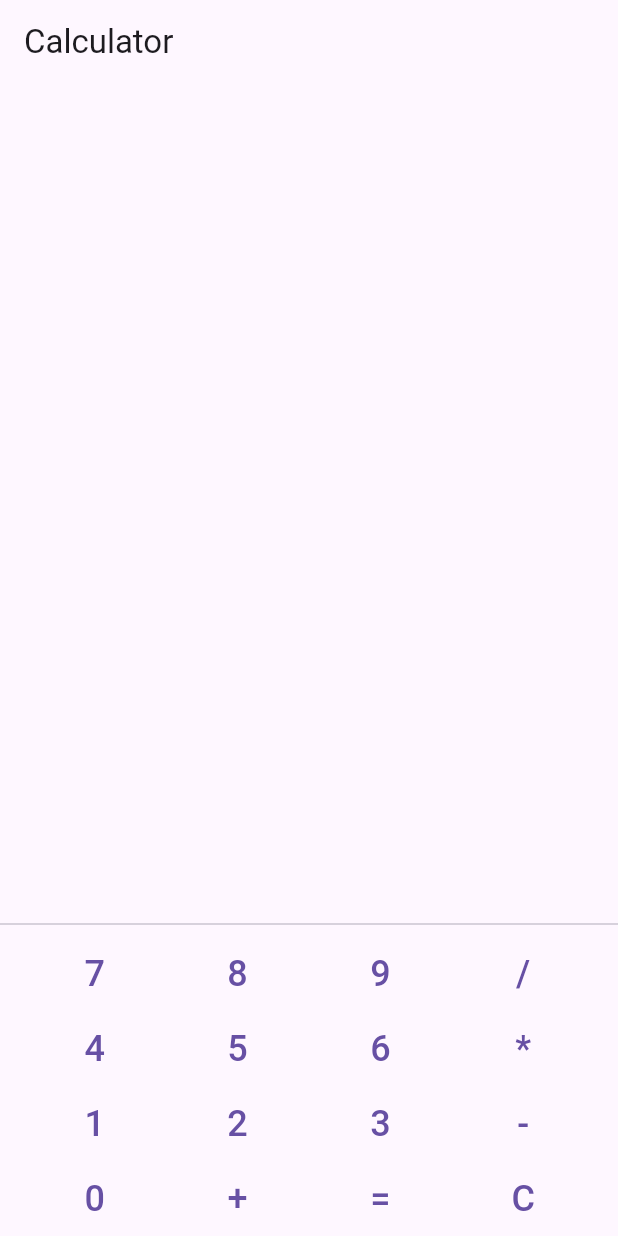
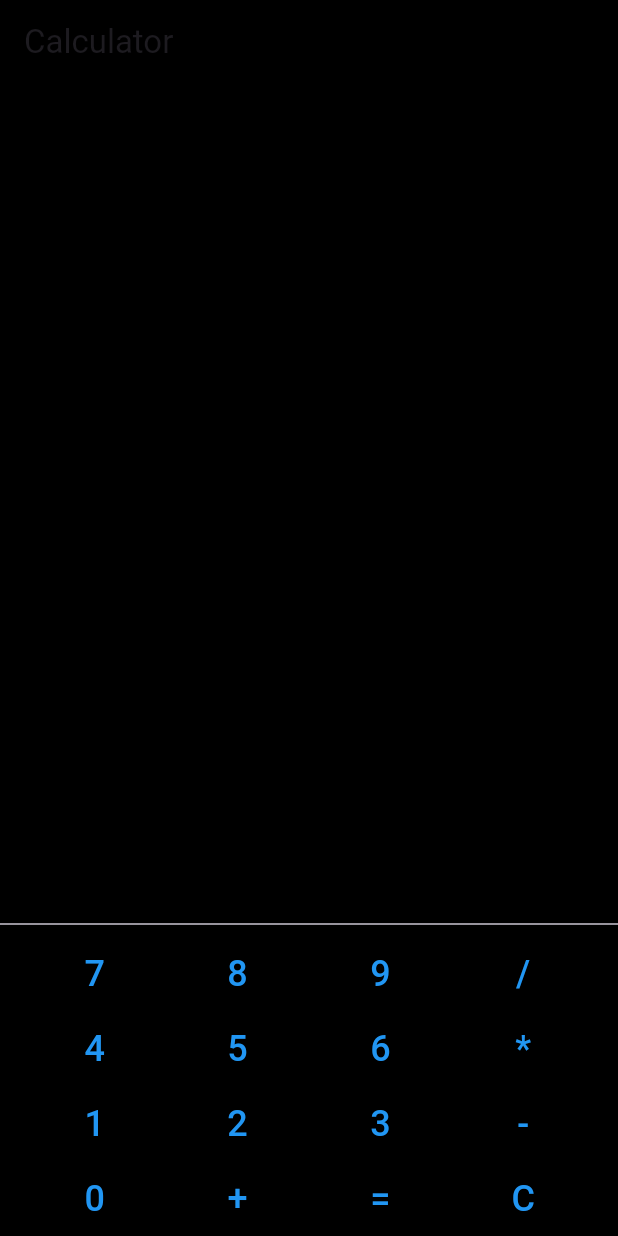
Before and after one commit to JohnPhamMobileApp/CalculatorApp, a Flutter app: the screen it shows after launch, on a phone screen of 412 x 824 dp. Run offline on Flutter 3.47's test engine with Material 3 defaults, Android fonts, the phone set to English and light mode, and no system bars.

```diff
--- a/lib/main.dart
+++ b/lib/main.dart
@@ -32,7 +32,7 @@ class _CalculatorScreenState extends State<CalculatorScreen> {
   }
 
   void _onOperatorPressed(String operator) {
-    if (_currentValue.isEmpty) return; // Prevent operator press without number
+    if (_currentValue.isEmpty) return;
     setState(() {
       _operator = operator;
       _result = double.tryParse(_currentValue) ?? 0;
@@ -41,7 +41,7 @@ class _CalculatorScreenState extends State<CalculatorScreen> {
   }
 
   void _onCalculatePressed() {
-    if (_currentValue.isEmpty || _operator.isEmpty) return; // Prevent empty calculation
+    if (_currentValue.isEmpty || _operator.isEmpty) return;
     setState(() {
       double secondOperand = double.tryParse(_currentValue) ?? 0;
 
@@ -84,8 +84,10 @@ class _CalculatorScreenState extends State<CalculatorScreen> {
   @override
   Widget build(BuildContext context) {
     return Scaffold(
+      backgroundColor: Colors.black, // Set background color to black
       appBar: AppBar(
         title: Text('Calculator'),
+        backgroundColor: Colors.black, // Set AppBar background to black
       ),
       body: Column(
         children: [
@@ -95,7 +97,11 @@ class _CalculatorScreenState extends State<CalculatorScreen> {
               alignment: Alignment.bottomRight,
               child: Text(
                 _display,
-                style: TextStyle(fontSize: 36.0, fontWeight: FontWeight.bold),
+                style: TextStyle(
+                  fontSize: 36.0,
+                  fontWeight: FontWeight.bold,
+                  color: Colors.blue, // Set text color to blue
+                ),
               ),
             ),
           ),
@@ -141,16 +147,21 @@ class _CalculatorScreenState extends State<CalculatorScreen> {
     );
   }
 
+  // Number button widget with blue text
   Widget _buildNumberButton(String value) {
     return TextButton(
       onPressed: () => _onNumberPressed(value),
       child: Text(
         value,
-        style: TextStyle(fontSize: 24.0),
+        style: TextStyle(
+          fontSize: 24.0,
+          color: Colors.blue, // Set text color to blue
+        ),
       ),
     );
   }
 
+  // Operator button widget with blue text
   Widget _buildOperatorButton(String value) {
     return TextButton(
       onPressed: () {
@@ -162,17 +173,24 @@ class _CalculatorScreenState extends State<CalculatorScreen> {
       },
       child: Text(
         value,
-        style: TextStyle(fontSize: 24.0),
+        style: TextStyle(
+          fontSize: 24.0,
+          color: Colors.blue, // Set text color to blue
+        ),
       ),
     );
   }
 
+  // Calculate button widget with blue text
   Widget _buildCalculateButton() {
     return TextButton(
       onPressed: () => _onCalculatePressed(),
       child: Text(
         '=',
-        style: TextStyle(fontSize: 24.0),
+        style: TextStyle(
+          fontSize: 24.0,
+          color: Colors.blue, // Set text color to blue
+        ),
       ),
     );
   }
```
